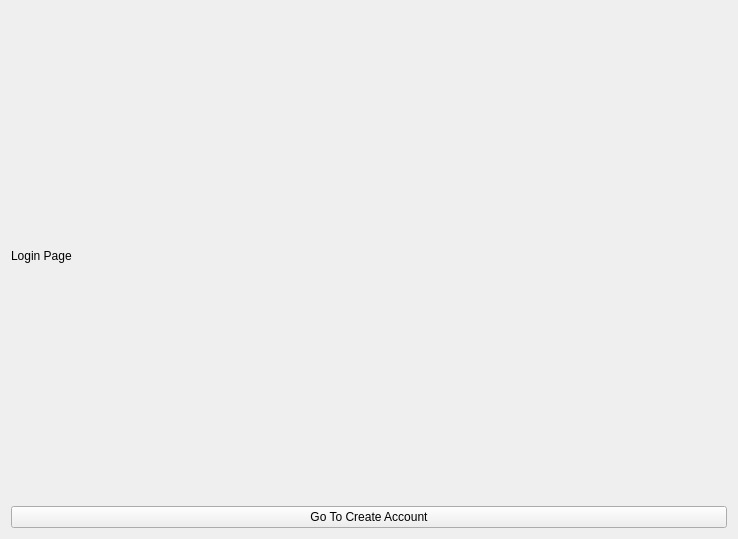
First picture: the form in loginpage.ui, repository SahisN/PasswordManager, before the edit.
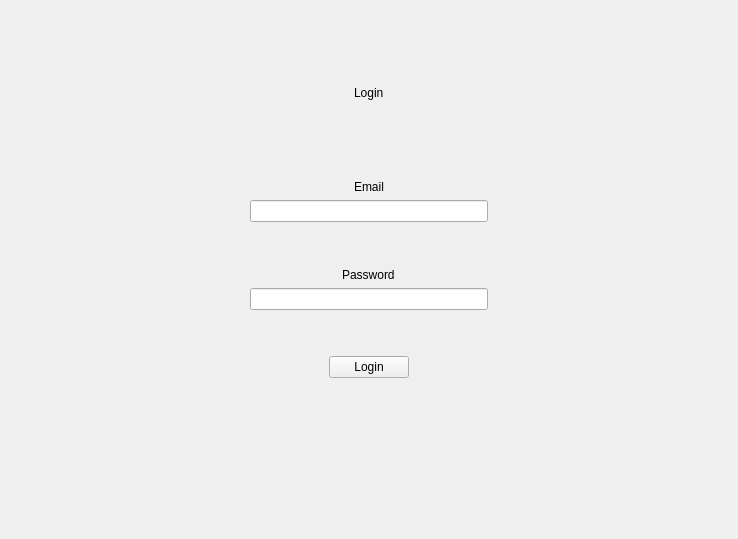
Second picture: the form after the edit.

Patch:
```diff
--- a/loginpage.ui
+++ b/loginpage.ui
@@ -14,24 +14,180 @@
    <string>Form</string>
   </property>
   <layout class="QVBoxLayout" name="verticalLayout">
+   <item>
+    <spacer name="verticalSpacer_2">
+     <property name="orientation">
+      <enum>Qt::Orientation::Vertical</enum>
+     </property>
+     <property name="sizeHint" stdset="0">
+      <size>
+       <width>20</width>
+       <height>40</height>
+      </size>
+     </property>
+    </spacer>
+   </item>
+   <item alignment="Qt::AlignmentFlag::AlignHCenter|Qt::AlignmentFlag::AlignTop">
+    <widget class="QLabel" name="label">
+     <property name="text">
+      <string>Login</string>
+     </property>
+    </widget>
+   </item>
+   <item>
+    <spacer name="verticalSpacer_3">
+     <property name="orientation">
+      <enum>Qt::Orientation::Vertical</enum>
+     </property>
+     <property name="sizeHint" stdset="0">
+      <size>
+       <width>20</width>
+       <height>40</height>
+      </size>
+     </property>
+    </spacer>
+   </item>
    <item>
     <layout class="QVBoxLayout" name="verticalLayout_2">
      <item>
-      <widget class="QLabel" name="label">
-       <property name="text">
-        <string>Login Page</string>
-       </property>
-      </widget>
-     </item>
-     <item>
-      <widget class="QPushButton" name="button1">
-       <property name="text">
-        <string>Go To Create Account</string>
-       </property>
-      </widget>
+      <layout class="QVBoxLayout" name="verticalLayout_3">
+       <item alignment="Qt::AlignmentFlag::AlignHCenter|Qt::AlignmentFlag::AlignBottom">
+        <widget class="QLabel" name="label_2">
+         <property name="text">
+          <string>Email</string>
+         </property>
+        </widget>
+       </item>
+       <item>
+        <layout class="QHBoxLayout" name="horizontalLayout">
+         <item>
+          <spacer name="horizontalSpacer">
+           <property name="orientation">
+            <enum>Qt::Orientation::Horizontal</enum>
+           </property>
+           <property name="sizeHint" stdset="0">
+            <size>
+             <width>40</width>
+             <height>20</height>
+            </size>
+           </property>
+          </spacer>
+         </item>
+         <item>
+          <widget class="QLineEdit" name="lineEdit"/>
+         </item>
+         <item>
+          <spacer name="horizontalSpacer_2">
+           <property name="orientation">
+            <enum>Qt::Orientation::Horizontal</enum>
+           </property>
+           <property name="sizeHint" stdset="0">
+            <size>
+             <width>40</width>
+             <height>20</height>
+            </size>
+           </property>
+          </spacer>
+         </item>
+        </layout>
+       </item>
+       <item>
+        <spacer name="verticalSpacer_5">
+         <property name="orientation">
+          <enum>Qt::Orientation::Vertical</enum>
+         </property>
+         <property name="sizeHint" stdset="0">
+          <size>
+           <width>20</width>
+           <height>40</height>
+          </size>
+         </property>
+        </spacer>
+       </item>
+       <item alignment="Qt::AlignmentFlag::AlignHCenter|Qt::AlignmentFlag::AlignBottom">
+        <widget class="QLabel" name="label_3">
+         <property name="text">
+          <string>Password</string>
+         </property>
+        </widget>
+       </item>
+       <item>
+        <layout class="QHBoxLayout" name="horizontalLayout_2">
+         <item>
+          <spacer name="horizontalSpacer_3">
+           <property name="orientation">
+            <enum>Qt::Orientation::Horizontal</enum>
+           </property>
+           <property name="sizeHint" stdset="0">
+            <size>
+             <width>40</width>
+             <height>20</height>
+            </size>
+           </property>
+          </spacer>
+         </item>
+         <item>
+          <widget class="QLineEdit" name="lineEdit_2">
+           <property name="readOnly">
+            <bool>false</bool>
+           </property>
+          </widget>
+         </item>
+         <item>
+          <spacer name="horizontalSpacer_4">
+           <property name="orientation">
+            <enum>Qt::Orientation::Horizontal</enum>
+           </property>
+           <property name="sizeHint" stdset="0">
+            <size>
+             <width>40</width>
+             <height>20</height>
+            </size>
+           </property>
+          </spacer>
+         </item>
+        </layout>
+       </item>
+       <item>
+        <spacer name="verticalSpacer_4">
+         <property name="orientation">
+          <enum>Qt::Orientation::Vertical</enum>
+         </property>
+         <property name="sizeHint" stdset="0">
+          <size>
+           <width>20</width>
+           <height>40</height>
+          </size>
+         </property>
+        </spacer>
+       </item>
+       <item alignment="Qt::AlignmentFlag::AlignHCenter|Qt::AlignmentFlag::AlignTop">
+        <widget class="QPushButton" name="pushButton">
+         <property name="text">
+          <string>Login</string>
+         </property>
+        </widget>
+       </item>
+      </layout>
      </item>
     </layout>
    </item>
+   <item>
+    <spacer name="verticalSpacer">
+     <property name="orientation">
+      <enum>Qt::Orientation::Vertical</enum>
+     </property>
+     <property name="sizeType">
+      <enum>QSizePolicy::Policy::Fixed</enum>
+     </property>
+     <property name="sizeHint" stdset="0">
+      <size>
+       <width>20</width>
+       <height>150</height>
+      </size>
+     </property>
+    </spacer>
+   </item>
   </layout>
  </widget>
  <resources/>
```
